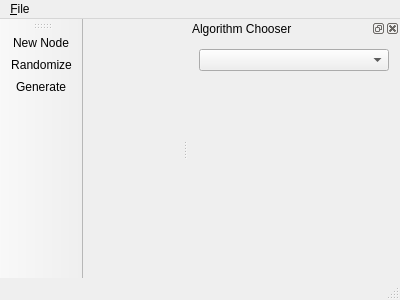
Qt form visigoth/mainwindow.ui (scvalex/visigoth) before a commit.
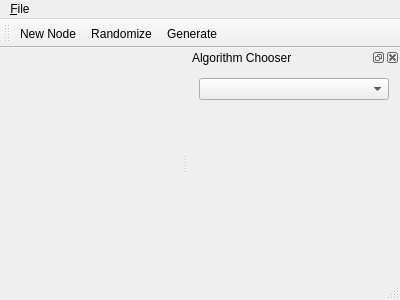
The same form after that commit.

Commit message: meet menu to top #21

```diff
--- a/visigoth/mainwindow.ui
+++ b/visigoth/mainwindow.ui
@@ -42,7 +42,7 @@
     <string>QuickBar</string>
    </property>
    <attribute name="toolBarArea">
-    <enum>LeftToolBarArea</enum>
+    <enum>TopToolBarArea</enum>
    </attribute>
    <attribute name="toolBarBreak">
     <bool>false</bool>
```
